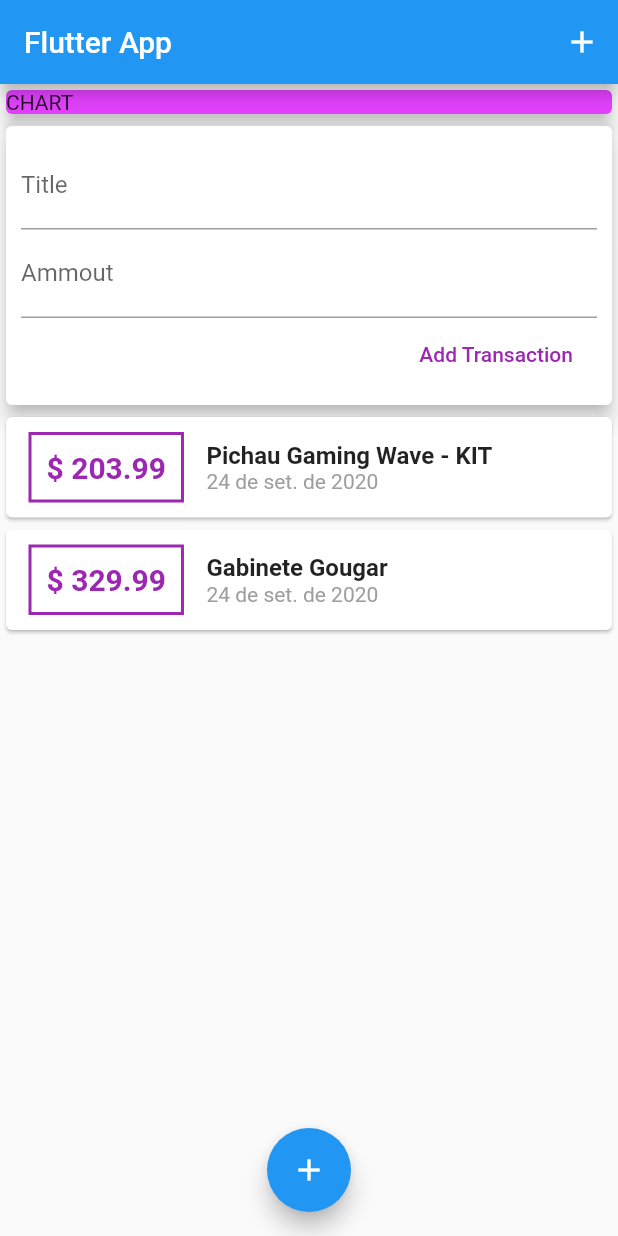
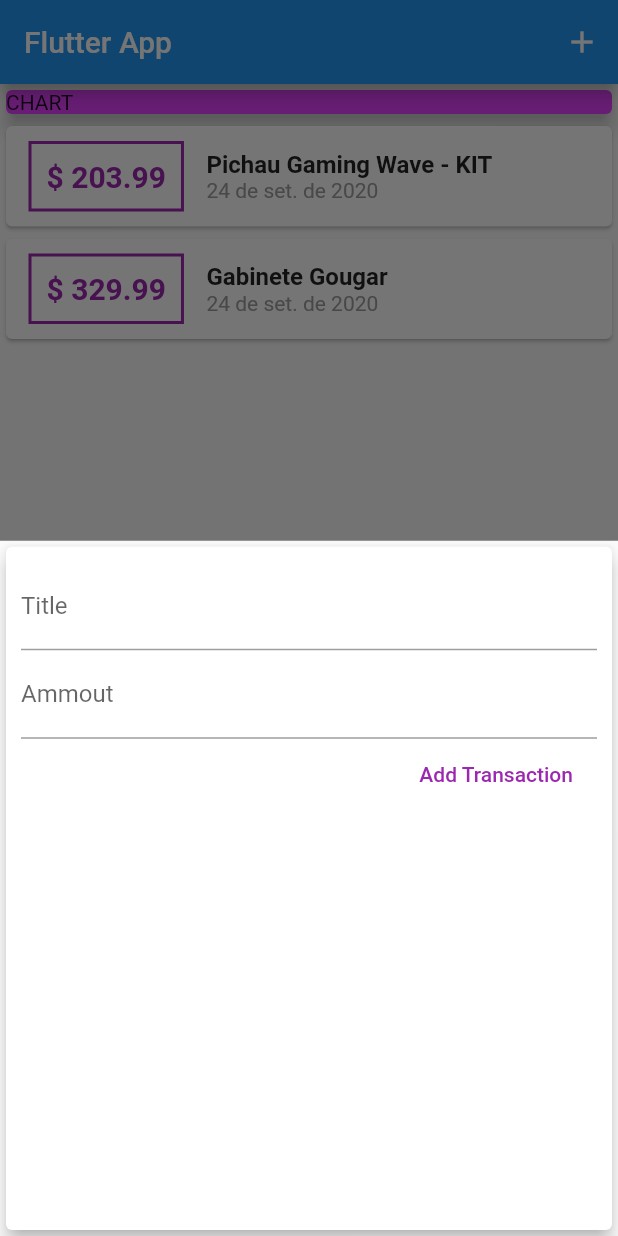
Before and after one commit to SpiderCod3R/flutter_expense_planner, a Flutter app: the screen it shows after launch, after a tap on the "add" icon, on a phone screen of 412 x 824 dp. Run offline on Flutter 3.47's test engine with Material 2 defaults, Android fonts, the phone set to English and light mode, and no system bars.

Commit message:
Solução melhorada para Criar uma nova Transaction De forma mais dinamica e pragmatica

```diff
--- a/lib/main.dart
+++ b/lib/main.dart
@@ -1,8 +1,11 @@
 import 'package:flutter/material.dart';
 import 'package:flutter_localizations/flutter_localizations.dart';
 import 'package:intl/date_symbol_data_local.dart';
+import 'dart:math';
 
-import './widgets/user_transaction.dart';
+import './widgets/transctions_list.dart';
+import './widgets/new_transaction.dart';
+import './models/transaction.dart';
 
 void main() {
   runApp(
@@ -31,9 +34,53 @@ class MyApp extends StatelessWidget {
   }
 }
 
-class MyHomePage extends StatelessWidget {
-  final titleController = TextEditingController();
-  final ammoutController = TextEditingController();
+class MyHomePage extends StatefulWidget {
+  @override
+  _MyHomePageState createState() => _MyHomePageState();
+}
+
+class _MyHomePageState extends State<MyHomePage> {
+  final List<Transaction> _userTransactions = [
+    Transaction(
+      id: "t1",
+      title: "Pichau Gaming Wave - KIT",
+      ammount: 203.99,
+      date: DateTime.now(),
+    ),
+    Transaction(
+      id: "t2",
+      title: "Gabinete Gougar",
+      ammount: 329.99,
+      date: DateTime.now(),
+    ),
+  ];
+
+  void _addNewTransaction(String titleInput, double ammountInput) {
+    final Random random = new Random();
+    final transaction = Transaction(
+      title: titleInput,
+      ammount: ammountInput,
+      date: DateTime.now(),
+      id: random.nextInt(999).toString(),
+    );
+
+    setState(() {
+      _userTransactions.add(transaction);
+    });
+  }
+
+  void _startAddNewTransaction(BuildContext context) {
+    showModalBottomSheet(
+      context: context,
+      builder: (_) {
+        return GestureDetector(
+          onTap: () {},
+          child: NewTransaction(_addNewTransaction),
+          behavior: HitTestBehavior.opaque,
+        );
+      },
+    );
+  }
 
   @override
   Widget build(BuildContext context) {
@@ -43,7 +90,7 @@ class MyHomePage extends StatelessWidget {
         actions: <Widget>[
           IconButton(
             icon: Icon(Icons.add),
-            onPressed: () {},
+            onPressed: () => _startAddNewTransaction(context),
           )
         ],
       ),
@@ -60,14 +107,14 @@ class MyHomePage extends StatelessWidget {
                 elevation: 5,
               ),
             ),
-            UserTransaction(),
+            TransactionList(_userTransactions),
           ],
         ),
       ),
       floatingActionButtonLocation: FloatingActionButtonLocation.centerFloat,
       floatingActionButton: FloatingActionButton(
         child: Icon(Icons.add),
-        onPressed: () {},
+        onPressed: () => _startAddNewTransaction(context),
       ),
     );
   }
--- a/lib/widgets/user_transaction.dart
+++ /dev/null
@@ -1,51 +0,0 @@
-import 'package:flutter/material.dart';
-import './transctions_list.dart';
-import './new_transaction.dart';
-import '../models/transaction.dart';
-import 'dart:math';
-
-class UserTransaction extends StatefulWidget {
-  @override
-  _UserTransactionState createState() => _UserTransactionState();
-}
-
-class _UserTransactionState extends State<UserTransaction> {
-  final List<Transaction> _userTransactions = [
-    Transaction(
-      id: "t1",
-      title: "Pichau Gaming Wave - KIT",
-      ammount: 203.99,
-      date: DateTime.now(),
-    ),
-    Transaction(
-      id: "t2",
-      title: "Gabinete Gougar",
-      ammount: 329.99,
-      date: DateTime.now(),
-    ),
-  ];
-
-  void _addNewTransaction(String titleInput, double ammountInput) {
-    final Random random = new Random();
-    final transaction = Transaction(
-      title: titleInput,
-      ammount: ammountInput,
-      date: DateTime.now(),
-      id: random.nextInt(999).toString(),
-    );
-
-    setState(() {
-      _userTransactions.add(transaction);
-    });
-  }
-
-  @override
-  Widget build(BuildContext context) {
-    return Column(
-      children: <Widget>[
-        NewTransaction(_addNewTransaction),
-        TransactionList(_userTransactions),
-      ],
-    );
-  }
-}
```
